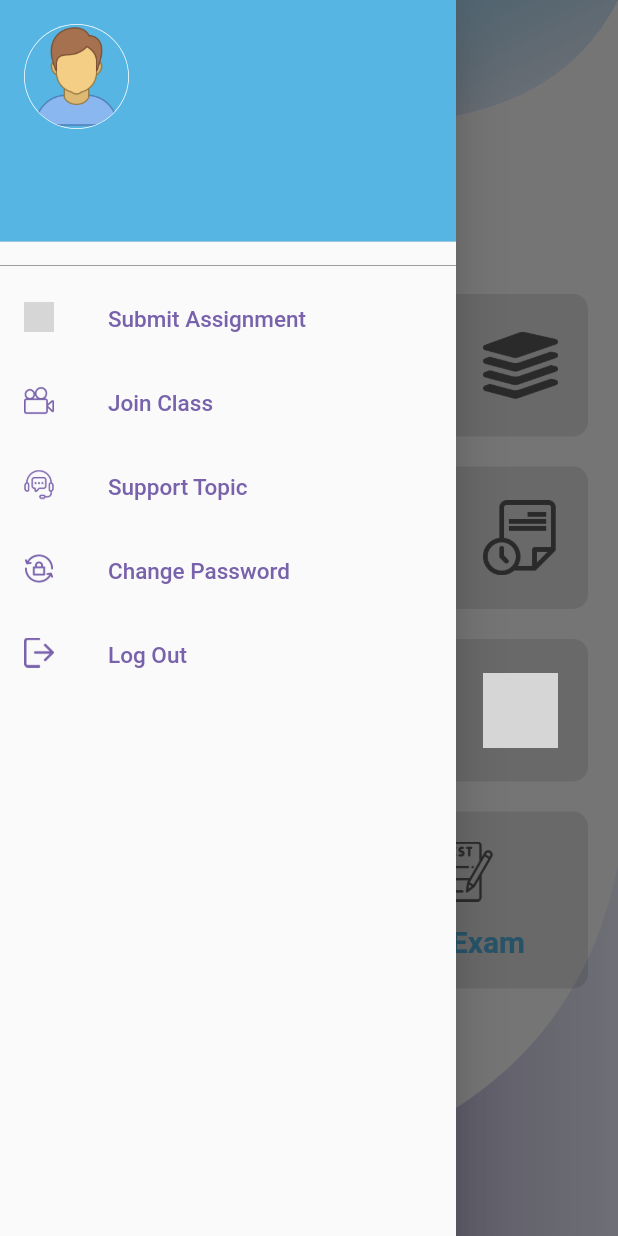
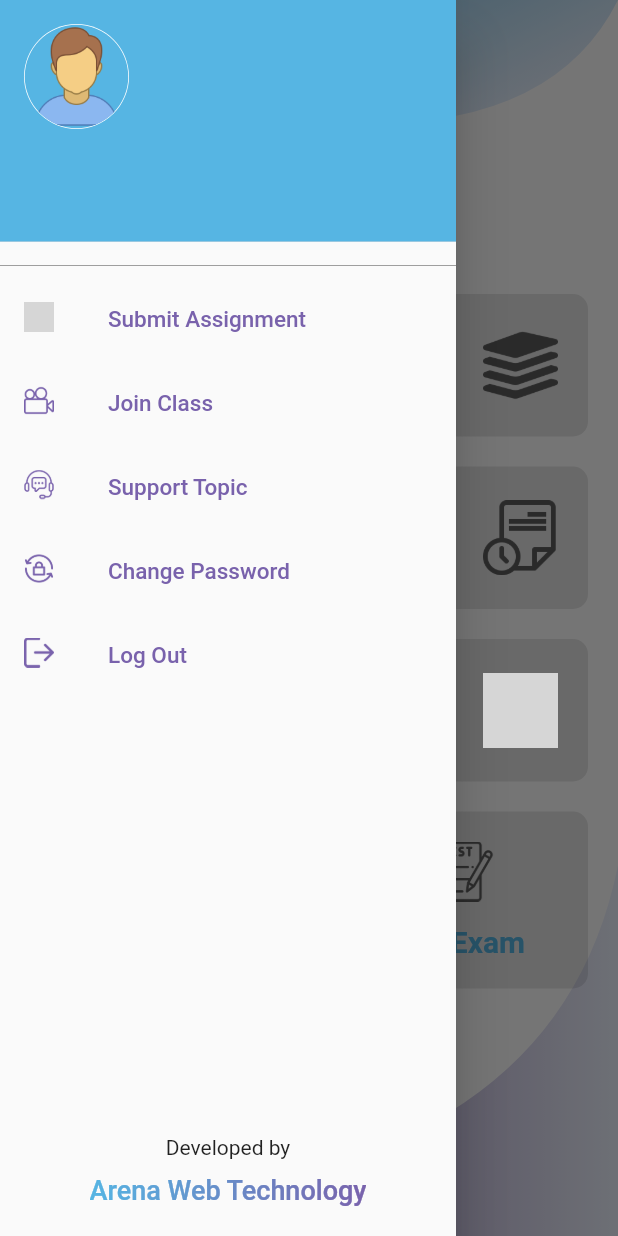
Before and after one commit to MdJeweleIslam/hw_pannel, a Flutter app: the HomePageScreen screen opened directly, with the side drawer open, on a phone screen of 412 x 824 dp. Run offline on Flutter 3.47's test engine with Material 2 defaults, Android fonts, the light colour scheme and no system bars; drawn by our look-alikes of simple_gradient_text; our stand-ins replace dropdown_button2, flutter_html, fluttertoast, get, get_storage, loading_indicator and 2 more; missing offline and left inert: ntp; accounts and stored records are empty; grey boxes are pictures that could not be loaded.

Commit message:
drawer design change

```diff
--- a/lib/view/navigation_drawer_page.dart
+++ b/lib/view/navigation_drawer_page.dart
@@ -11,6 +11,7 @@ import 'package:http/http.dart';
 import 'package:hw_pannel/view/log_in_page.dart';
 import 'package:hw_pannel/view/submit_assignment.dart';
  import 'package:marquee/marquee.dart';
+import 'package:simple_gradient_text/simple_gradient_text.dart';
 
 import '../../../gradiant_icon.dart';
 import '../../Colors.dart';
@@ -36,7 +37,7 @@ class NavigationDrawerPasswordScreen extends StatelessWidget {
   Widget build(BuildContext context) {
     return Drawer(
       child: Container(
-        child: ListView(
+        child: Column(
           children: [
             _buildUserDrawerHeader(),
             Divider(
@@ -94,6 +95,42 @@ class NavigationDrawerPasswordScreen extends StatelessWidget {
               iconLink: 'assets/images/log_out_icon.png',
               tileColor: Colors.transparent,
             ),
+
+            Expanded(child: Container(
+              alignment: Alignment.bottomCenter,
+              child:Column(
+                mainAxisAlignment: MainAxisAlignment.center,
+                children: [
+                  Expanded(child: Container()),
+                  Text("Developed by",
+                    style: TextStyle(
+                        fontSize: 14,
+                        fontWeight: FontWeight.normal
+                    ),
+                    textAlign: TextAlign.center,
+                  ),
+                  SizedBox(height: 10,),
+
+
+                  GradientText(
+                    "Arena Web Technology",
+                    style: TextStyle(
+                      fontSize: 18,
+                      fontWeight: FontWeight.w500
+                    ),
+                    textAlign: TextAlign.center,
+                    colors: [
+                      awsStartColor,
+                     // Colors.black.withOpacity(0.1),
+                      awsEndColor,
+                    ],
+                  ),
+
+                  SizedBox(height: 20,)
+                ],
+
+              ),
+            ))
 
         ],
         ),
--- a/pubspec.yaml
+++ b/pubspec.yaml
@@ -59,6 +59,7 @@ dependencies:
   loading_indicator: ^3.1.0
   dropdown_button2: ^1.8.9
   flutter_html: ^2.2.1
+  simple_gradient_text: ^1.2.4
 
 dev_dependencies:
 #  flutter_launcher_icons: "^0.9.2"
```
Also changed, not shown: pubspec.lock.
